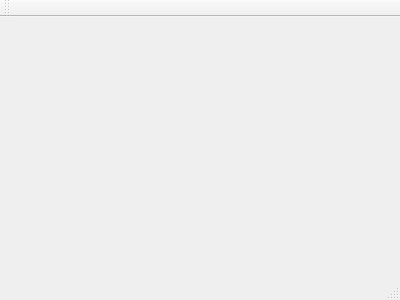
The window that mainwindow.ui (Urvancev/StreamScreen) describes before a commit, drawn with Qt 5.
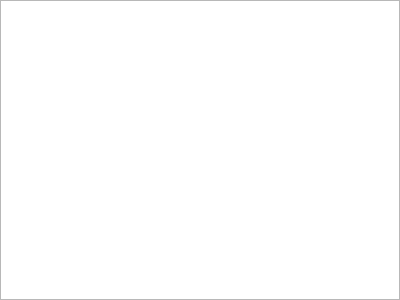
The same window after the commit.

```diff
--- a/mainwindow.ui
+++ b/mainwindow.ui
@@ -14,7 +14,26 @@
    <string>MainWindow</string>
   </property>
   <widget class="QWidget" name="centralWidget">
-   <layout class="QGridLayout" name="gridLayout"/>
+   <layout class="QGridLayout" name="gridLayout">
+    <property name="leftMargin">
+     <number>0</number>
+    </property>
+    <property name="topMargin">
+     <number>0</number>
+    </property>
+    <property name="rightMargin">
+     <number>0</number>
+    </property>
+    <property name="bottomMargin">
+     <number>0</number>
+    </property>
+    <property name="spacing">
+     <number>0</number>
+    </property>
+    <item row="0" column="0">
+     <widget class="QListWidget" name="listWidget"/>
+    </item>
+   </layout>
   </widget>
   <widget class="QMenuBar" name="menuBar">
    <property name="geometry">
@@ -26,15 +45,6 @@
     </rect>
    </property>
   </widget>
-  <widget class="QToolBar" name="mainToolBar">
-   <attribute name="toolBarArea">
-    <enum>TopToolBarArea</enum>
-   </attribute>
-   <attribute name="toolBarBreak">
-    <bool>false</bool>
-   </attribute>
-  </widget>
-  <widget class="QStatusBar" name="statusBar"/>
  </widget>
  <layoutdefault spacing="6" margin="11"/>
  <resources/>
```
